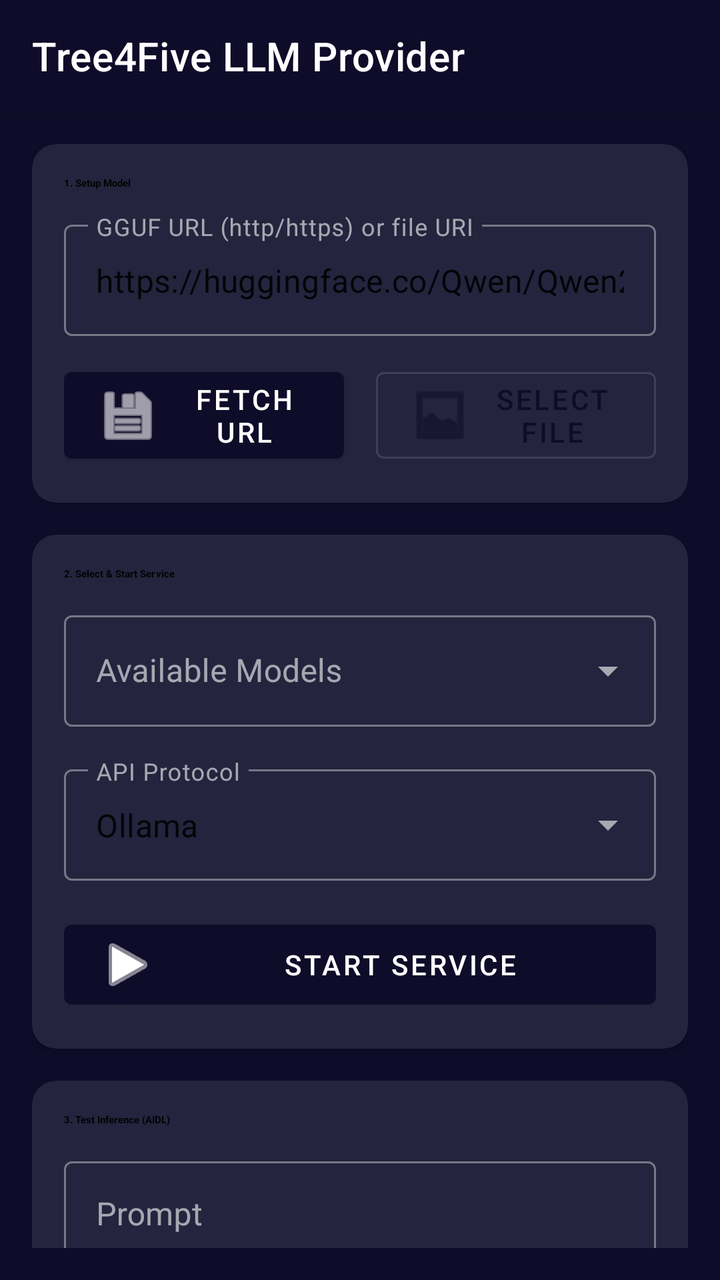
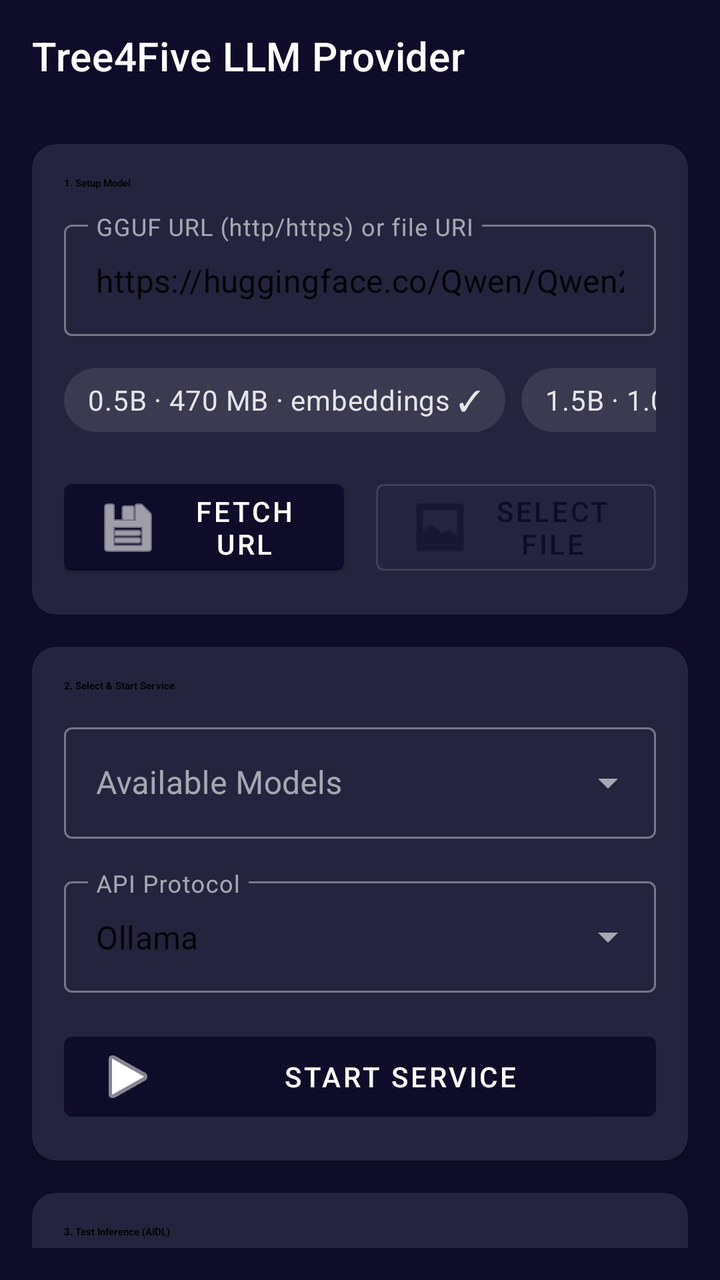

Compare the two renders of this Android layout. The source of the first and the diff that turns it into the second are given below.
<!-- AndroidManifest.xml: application theme Theme.Tree4Five -->
<!-- res/layout/activity_main.xml -->
<?xml version="1.0" encoding="utf-8"?>
<androidx.coordinatorlayout.widget.CoordinatorLayout xmlns:android="http://schemas.android.com/apk/res/android"
    xmlns:app="http://schemas.android.com/apk/res-auto"
    android:layout_width="match_parent"
    android:layout_height="match_parent"
    android:background="?android:attr/colorBackground">

    <com.google.android.material.appbar.AppBarLayout
        android:layout_width="match_parent"
        android:layout_height="wrap_content">
        
        <com.google.android.material.appbar.MaterialToolbar
            android:id="@+id/toolbar"
            android:layout_width="match_parent"
            android:layout_height="?attr/actionBarSize"
            app:title="Tree4Five LLM Provider"
            style="@style/Widget.MaterialComponents.Toolbar.Primary" />
    </com.google.android.material.appbar.AppBarLayout>

    <androidx.core.widget.NestedScrollView
        android:layout_width="match_parent"
        android:layout_height="match_parent"
        app:layout_behavior="@string/appbar_scrolling_view_behavior"
        android:padding="16dp">

        <LinearLayout
            android:layout_width="match_parent"
            android:layout_height="wrap_content"
            android:orientation="vertical">

            
            <com.google.android.material.card.MaterialCardView
                android:layout_width="match_parent"
                android:layout_height="wrap_content"
                app:cardCornerRadius="12dp"
                app:cardElevation="2dp"
                android:layout_marginBottom="16dp">

                <LinearLayout
                    android:layout_width="match_parent"
                    android:layout_height="wrap_content"
                    android:orientation="vertical"
                    android:padding="16dp">

                    <TextView
                        android:layout_width="wrap_content"
                        android:layout_height="wrap_content"
                        android:text="1. Setup Model"
                        android:textAppearance="?attr/textAppearanceTitleMedium"
                        android:textStyle="bold"
                        android:layout_marginBottom="12dp"/>

                    <com.google.android.material.textfield.TextInputLayout
                        android:layout_width="match_parent"
                        android:layout_height="wrap_content"
                        android:hint="GGUF URL (http/https) or file URI"
                        style="@style/Widget.MaterialComponents.TextInputLayout.OutlinedBox">
                        
                        <com.google.android.material.textfield.TextInputEditText
                            android:id="@+id/etModelUrl"
                            android:layout_width="match_parent"
                            android:layout_height="wrap_content"
                            android:text="https://huggingface.co/Qwen/Qwen2.5-0.5B-Instruct-GGUF/resolve/main/qwen2.5-0.5b-instruct-q4_k_m.gguf"
                            android:inputType="textUri"/>
                    </com.google.android.material.textfield.TextInputLayout>

                    <LinearLayout
                        android:layout_width="match_parent"
                        android:layout_height="wrap_content"
                        android:orientation="horizontal"
                        android:layout_marginTop="12dp"
                        android:weightSum="2">

                        <com.google.android.material.button.MaterialButton
                            android:id="@+id/btnDownload"
                            android:layout_width="0dp"
                            android:layout_height="wrap_content"
                            android:layout_weight="1"
                            android:layout_marginEnd="8dp"
                            android:text="Fetch URL"
                            app:icon="@android:drawable/ic_menu_save" />

                        <com.google.android.material.button.MaterialButton
                            android:id="@+id/btnSelectFile"
                            style="@style/Widget.MaterialComponents.Button.OutlinedButton"
                            android:layout_width="0dp"
                            android:layout_height="wrap_content"
                            android:layout_weight="1"
                            android:layout_marginStart="8dp"
                            android:text="Select File"
                            app:icon="@android:drawable/ic_menu_gallery" />
                    </LinearLayout>

                    <com.google.android.material.progressindicator.LinearProgressIndicator
                        android:id="@+id/progressBar"
                        android:layout_width="match_parent"
                        android:layout_height="wrap_content"
                        android:layout_marginTop="16dp"
                        android:visibility="gone"
                        android:max="100"/>
                        
                    <TextView
                        android:id="@+id/tvProgress"
                        android:layout_width="match_parent"
                        android:layout_height="wrap_content"
                        android:text="0%"
                        android:textAlignment="center"
                        android:layout_marginTop="4dp"
                        android:visibility="gone" />

                </LinearLayout>
            </com.google.android.material.card.MaterialCardView>

            
            <com.google.android.material.card.MaterialCardView
                android:layout_width="match_parent"
                android:layout_height="wrap_content"
                app:cardCornerRadius="12dp"
                app:cardElevation="2dp"
                android:layout_marginBottom="16dp">

                <LinearLayout
                    android:layout_width="match_parent"
                    android:layout_height="wrap_content"
                    android:orientation="vertical"
                    android:padding="16dp">

                    <TextView
                        android:layout_width="wrap_content"
                        android:layout_height="wrap_content"
                        android:text="2. Select &amp; Start Service"
                        android:textAppearance="?attr/textAppearanceTitleMedium"
                        android:textStyle="bold"
                        android:layout_marginBottom="12dp"/>

                    <com.google.android.material.textfield.TextInputLayout
                        style="@style/Widget.MaterialComponents.TextInputLayout.OutlinedBox.ExposedDropdownMenu"
                        android:layout_width="match_parent"
                        android:layout_height="wrap_content"
                        android:layout_marginBottom="16dp"
                        android:hint="Available Models">
                        
                        <AutoCompleteTextView
                            android:id="@+id/spinnerModels"
                            android:layout_width="match_parent"
                            android:layout_height="wrap_content"
                            android:inputType="none"/>
                    </com.google.android.material.textfield.TextInputLayout>

                    <com.google.android.material.textfield.TextInputLayout
                        style="@style/Widget.MaterialComponents.TextInputLayout.OutlinedBox.ExposedDropdownMenu"
                        android:layout_width="match_parent"
                        android:layout_height="wrap_content"
                        android:layout_marginBottom="16dp"
                        android:hint="API Protocol">
                        
                        <AutoCompleteTextView
                            android:id="@+id/spinnerProtocol"
                            android:layout_width="match_parent"
                            android:layout_height="wrap_content"
                            android:text="Ollama"
                            android:inputType="none"/>
                    </com.google.android.material.textfield.TextInputLayout>

                    <com.google.android.material.button.MaterialButton
                        android:id="@+id/btnStartService"
                        android:layout_width="match_parent"
                        android:layout_height="wrap_content"
                        android:text="Start Service"
                        app:icon="@android:drawable/ic_media_play" />
                </LinearLayout>
            </com.google.android.material.card.MaterialCardView>

            
            <com.google.android.material.card.MaterialCardView
                android:layout_width="match_parent"
                android:layout_height="wrap_content"
                app:cardCornerRadius="12dp"
                app:cardElevation="2dp"
                android:layout_marginBottom="16dp">

                <LinearLayout
                    android:layout_width="match_parent"
                    android:layout_height="wrap_content"
                    android:orientation="vertical"
                    android:padding="16dp">

                    <TextView
                        android:layout_width="wrap_content"
                        android:layout_height="wrap_content"
                        android:text="3. Test Inference (AIDL)"
                        android:textAppearance="?attr/textAppearanceTitleMedium"
                        android:textStyle="bold"
                        android:layout_marginBottom="12dp"/>

                    <com.google.android.material.textfield.TextInputLayout
                        android:layout_width="match_parent"
                        android:layout_height="wrap_content"
                        android:hint="Prompt"
                        style="@style/Widget.MaterialComponents.TextInputLayout.OutlinedBox">

                        <com.google.android.material.textfield.TextInputEditText
                            android:id="@+id/etPrompt"
                            android:layout_width="match_parent"
                            android:layout_height="wrap_content"
                            android:inputType="textMultiLine"
                            android:lines="3"
                            android:gravity="top" />
                    </com.google.android.material.textfield.TextInputLayout>

                    <LinearLayout
                        android:layout_width="match_parent"
                        android:layout_height="wrap_content"
                        android:orientation="horizontal"
                        android:layout_marginTop="12dp"
                        android:weightSum="2">

                        <com.google.android.material.button.MaterialButton
                            android:id="@+id/btnTest"
                            android:layout_width="0dp"
                            android:layout_height="wrap_content"
                            android:layout_weight="1"
                            android:layout_marginEnd="8dp"
                            android:text="Generate"
                            app:icon="@android:drawable/ic_menu_edit" />

                        <com.google.android.material.button.MaterialButton
                            android:id="@+id/btnStop"
                            style="@style/Widget.MaterialComponents.Button.OutlinedButton"
                            android:layout_width="0dp"
                            android:layout_height="wrap_content"
                            android:layout_weight="1"
                            android:layout_marginStart="8dp"
                            android:text="Stop"
                            app:icon="@android:drawable/ic_menu_close_clear_cancel" />
                    </LinearLayout>

                    <com.google.android.material.card.MaterialCardView
                        android:layout_width="match_parent"
                        android:layout_height="wrap_content"
                        android:layout_marginTop="16dp"
                        app:cardBackgroundColor="?attr/colorSurface"
                        app:cardCornerRadius="8dp"
                        app:cardElevation="0dp"
                        app:strokeWidth="1dp"
                        app:strokeColor="?attr/colorSecondary">
                        
                        <TextView
                            android:id="@+id/tvOutput"
                            android:layout_width="match_parent"
                            android:layout_height="wrap_content"
                            android:padding="12dp"
                            android:text="Output will appear here..."
                            android:textAppearance="?attr/textAppearanceBodyMedium"
                            android:textColor="?attr/colorOnSurface"/>
                    </com.google.android.material.card.MaterialCardView>
                </LinearLayout>
            </com.google.android.material.card.MaterialCardView>

        </LinearLayout>
    </androidx.core.widget.NestedScrollView>

</androidx.coordinatorlayout.widget.CoordinatorLayout>
<!-- resources referenced by this layout -->
<resources>
  <style name="Theme.Tree4Five" parent="Theme.MaterialComponents.DayNight.NoActionBar">
          
          <item name="colorPrimary">@color/colorPrimary</item>
          <item name="colorPrimaryVariant">@color/colorPrimaryVariant</item>
          <item name="colorOnPrimary">@color/colorOnPrimary</item>
          
          <item name="colorSecondary">@color/colorSecondary</item>
          <item name="colorSecondaryVariant">@color/colorSecondaryVariant</item>
          <item name="colorOnSecondary">@color/colorOnSecondary</item>
          
          <item name="android:colorBackground">@color/colorBackground</item>
          <item name="colorSurface">@color/colorSurface</item>
          <item name="colorOnBackground">@color/colorOnBackground</item>
          <item name="colorOnSurface">@color/colorOnSurface</item>
      </style>
  <color name="colorPrimary">#0f0c29</color>
  <color name="colorPrimaryVariant">#24243e</color>
  <color name="colorOnPrimary">#FFFFFF</color>
  <color name="colorSecondary">#00f2fe</color>
  <color name="colorSecondaryVariant">#4facfe</color>
  <color name="colorOnSecondary">#000000</color>
  <color name="colorBackground">#0f0c29</color>
  <color name="colorSurface">#24243e</color>
  <color name="colorOnBackground">#FFFFFF</color>
  <color name="colorOnSurface">#FFFFFF</color>
</resources>

<!-- the commit's change to res/layout/activity_main.xml (unified diff, before → after) -->
@@ -55,7 +55,7 @@
                         android:layout_height="wrap_content"
                         android:hint="GGUF URL (http/https) or file URI"
                         style="@style/Widget.MaterialComponents.TextInputLayout.OutlinedBox">
-                        
+
                         <com.google.android.material.textfield.TextInputEditText
                             android:id="@+id/etModelUrl"
                             android:layout_width="match_parent"
@@ -63,6 +63,45 @@
                             android:text="https://huggingface.co/Qwen/Qwen2.5-0.5B-Instruct-GGUF/resolve/main/qwen2.5-0.5b-instruct-q4_k_m.gguf"
                             android:inputType="textUri"/>
                     </com.google.android.material.textfield.TextInputLayout>
+
+                    <HorizontalScrollView
+                        android:layout_width="match_parent"
+                        android:layout_height="wrap_content"
+                        android:layout_marginTop="8dp"
+                        android:scrollbars="none">
+
+                        <LinearLayout
+                            android:layout_width="wrap_content"
+                            android:layout_height="wrap_content"
+                            android:orientation="horizontal">
+
+                            <com.google.android.material.chip.Chip
+                                android:id="@+id/chipPreset05b"
+                                style="@style/Widget.MaterialComponents.Chip.Action"
+                                android:layout_width="wrap_content"
+                                android:layout_height="wrap_content"
+                                android:text="0.5B · 470 MB · embeddings ✓"
+                                android:checkable="false"/>
+
+                            <com.google.android.material.chip.Chip
+                                android:id="@+id/chipPreset15b"
+                                style="@style/Widget.MaterialComponents.Chip.Action"
+                                android:layout_width="wrap_content"
+                                android:layout_height="wrap_content"
+                                android:layout_marginStart="8dp"
+                                android:text="1.5B · 1.0 GB · embeddings ✓"
+                                android:checkable="false"/>
+
+                            <com.google.android.material.chip.Chip
+                                android:id="@+id/chipPresetNomic"
+                                style="@style/Widget.MaterialComponents.Chip.Action"
+                                android:layout_width="wrap_content"
+                                android:layout_height="wrap_content"
+                                android:layout_marginStart="8dp"
+                                android:text="nomic-embed · 140 MB · embedder add-on"
+                                android:checkable="false"/>
+                        </LinearLayout>
+                    </HorizontalScrollView>
 
                     <LinearLayout
                         android:layout_width="match_parent"
